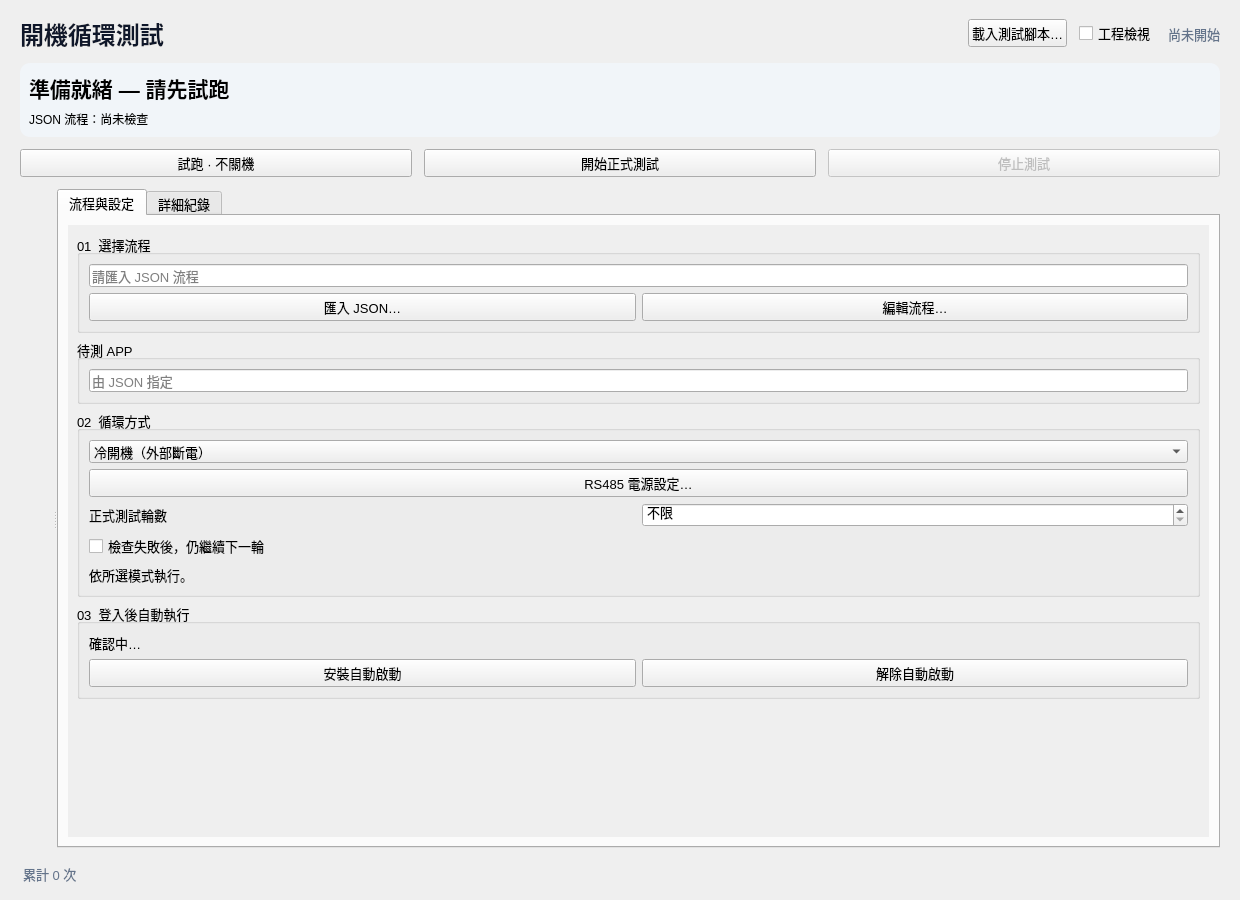
Old version of the form source/mainwindow.ui in the repository MarquezLin/boot_cycle_test.
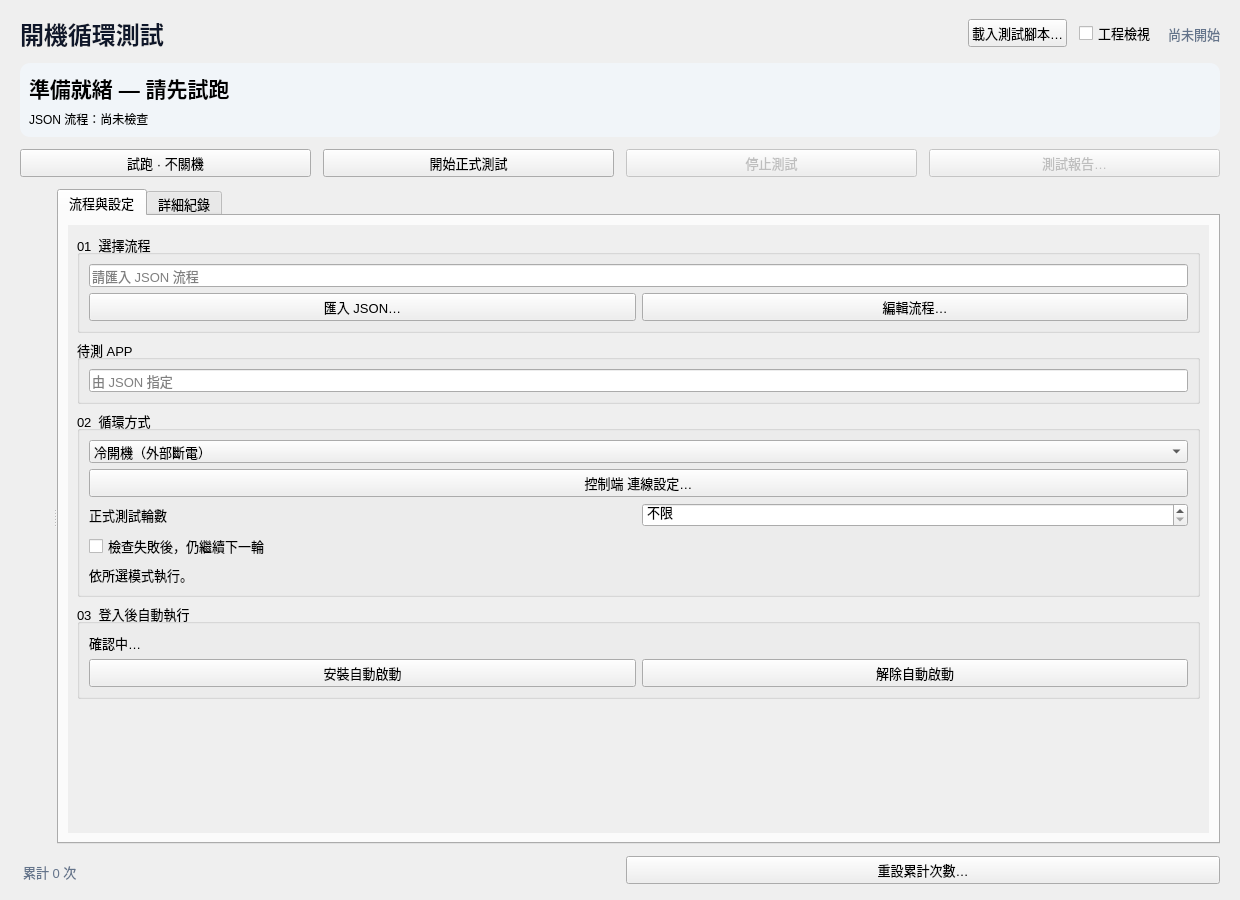
New version of the form.

Commit message: Add Relay Agent orchestration and test report management

Diff of the .ui file:
```diff
--- a/source/mainwindow.ui
+++ b/source/mainwindow.ui
@@ -27,6 +27,7 @@
      <item><widget class="QPushButton" name="dryButton"><property name="minimumHeight"><number>42</number></property><property name="text"><string>試跑 · 不關機</string></property></widget></item>
      <item><widget class="QPushButton" name="runButton"><property name="minimumHeight"><number>42</number></property><property name="text"><string>開始正式測試</string></property></widget></item>
      <item><widget class="QPushButton" name="stopButton"><property name="minimumHeight"><number>42</number></property><property name="text"><string>停止測試</string></property><property name="enabled"><bool>false</bool></property></widget></item>
+     <item><widget class="QPushButton" name="exportReportButton"><property name="minimumHeight"><number>42</number></property><property name="text"><string>測試報告…</string></property><property name="enabled"><bool>false</bool></property></widget></item>
     </layout></item>
     <item><widget class="QSplitter" name="workspaceSplitter"><property name="orientation"><enum>Qt::Horizontal</enum></property>
      <widget class="QFrame" name="monitorPanel"><layout class="QVBoxLayout" name="monitorLayout"><property name="leftMargin"><number>0</number></property><property name="rightMargin"><number>8</number></property><property name="topMargin"><number>0</number></property><property name="bottomMargin"><number>0</number></property></layout></widget>
@@ -41,7 +42,7 @@
          <item><widget class="QGroupBox" name="targetGroup"><property name="title"><string>待測 APP</string></property><layout class="QVBoxLayout" name="targetLayout"><item><widget class="QLineEdit" name="targetPathEdit"><property name="readOnly"><bool>true</bool></property><property name="placeholderText"><string>由 JSON 指定</string></property></widget></item></layout></widget></item>
          <item><widget class="QGroupBox" name="modeGroup"><property name="title"><string>02  循環方式</string></property><layout class="QVBoxLayout" name="modeSettingsLayout">
           <item><widget class="QComboBox" name="bootModeCombo"><item><property name="text"><string>冷開機（外部斷電）</string></property></item><item><property name="text"><string>暖重開機（Windows 重啟）</string></property></item></widget></item>
-          <item><widget class="QPushButton" name="relayButton"><property name="text"><string>RS485 電源設定…</string></property></widget></item>
+          <item><widget class="QPushButton" name="relayButton"><property name="text"><string>控制端 連線設定…</string></property></widget></item>
           <item><layout class="QHBoxLayout" name="cycleLimitLayout"><item><widget class="QLabel" name="cycleLimitLabel"><property name="text"><string>正式測試輪數</string></property></widget></item><item><widget class="QSpinBox" name="cycleLimitSpin"><property name="maximum"><number>999999</number></property><property name="specialValueText"><string>不限</string></property></widget></item></layout></item>
           <item><widget class="QCheckBox" name="continueOnFailureCheck"><property name="text"><string>檢查失敗後，仍繼續下一輪</string></property><property name="toolTip"><string>檢查失敗仍記錄 FAIL；手動停止與電源控制失敗會停止。</string></property></widget></item>
           <item><widget class="QLabel" name="modeNote"><property name="text"><string>依所選模式執行。</string></property><property name="wordWrap"><bool>true</bool></property></widget></item>
@@ -61,7 +62,10 @@
       </layout></widget>
      </widget>
     </widget></item>
-    <item><widget class="QLabel" name="statisticsLabel"><property name="text"><string>累計 0 次</string></property><property name="wordWrap"><bool>true</bool></property><property name="styleSheet"><string>color: #64748b; padding-top: 4px;</string></property></widget></item>
+    <item><layout class="QHBoxLayout" name="statisticsLayout">
+     <item><widget class="QLabel" name="statisticsLabel"><property name="text"><string>累計 0 次</string></property><property name="wordWrap"><bool>true</bool></property><property name="styleSheet"><string>color: #64748b; padding-top: 4px;</string></property></widget></item>
+     <item><widget class="QPushButton" name="resetStatisticsButton"><property name="text"><string>重設累計次數…</string></property></widget></item>
+    </layout></item>
    </layout>
   </widget>
  </widget>
```
Left out of the diff: 2 changed lines with no effect on the pictures. The commit also changes 24 other files.
